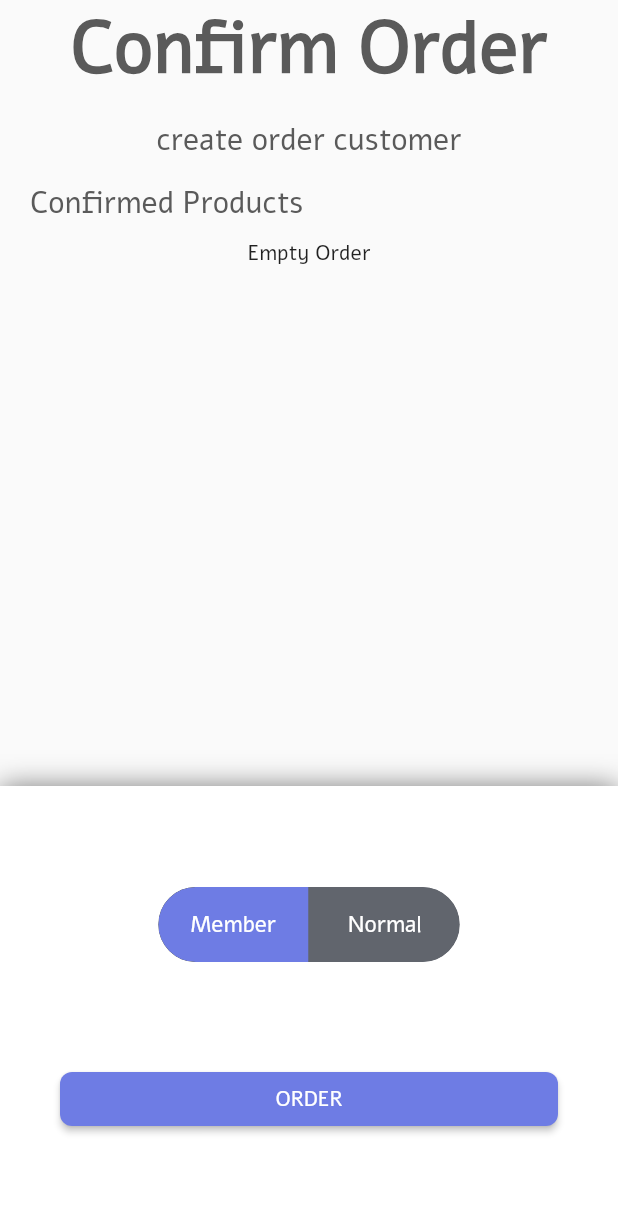
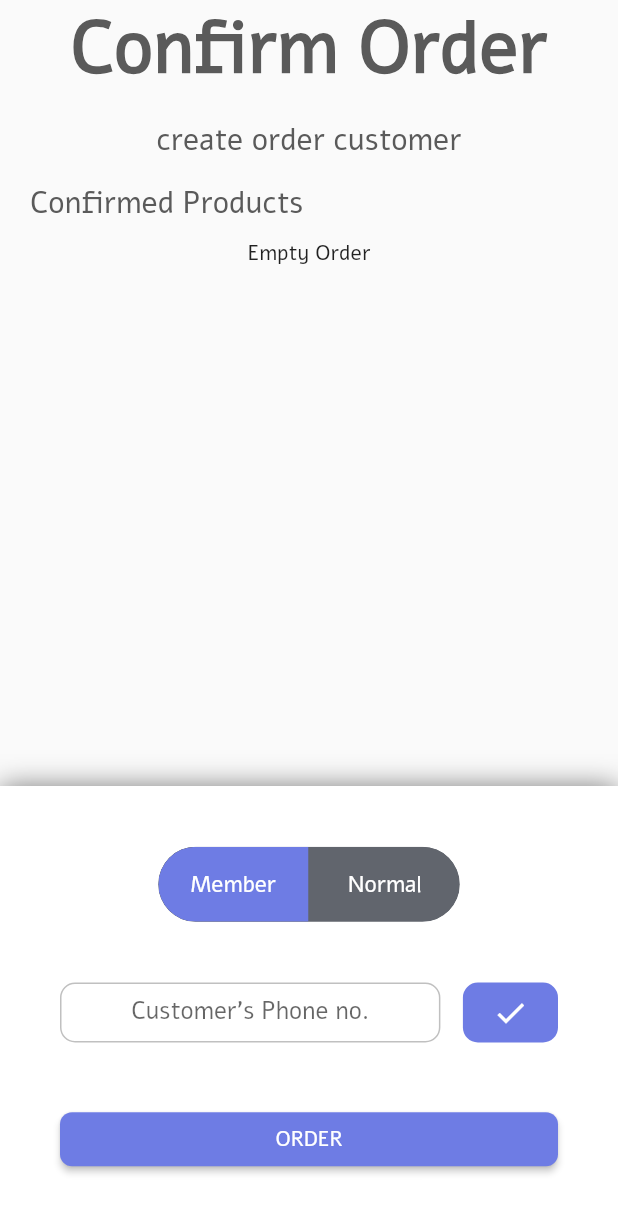
Before and after one commit to CSC234/Memby-application, a Flutter app: the ConfirmOrderScreen screen opened directly with empty values, on a phone screen of 412 x 824 dp. Shown: the top 1213 px of the screen. Run offline on Flutter 3.47's test engine with Material 2 defaults, Android fonts, the phone set to English and light mode, and no system bars; drawn by our look-alikes of toggle_switch; our stand-ins replace cloud_firestore, dotted_decoration, email_validator, firebase_auth, firebase_core, firebase_storage and 3 more; missing offline and left inert: flutter_auth_buttons; accounts and stored records are empty.

Commit message:
[ADD] check phone no. widget

```diff
--- a/lib/screens/confirmOrderScreen.dart
+++ b/lib/screens/confirmOrderScreen.dart
@@ -145,6 +145,42 @@ class _ConfirmOrderScreenState extends State<ConfirmOrderScreen> {
             Row(
               children: [
                 Expanded(
+                  flex: 8,
+                  child: Container(
+                    child: TextField(
+                      keyboardType: TextInputType.number,
+                      textAlign: TextAlign.center,
+                      onChanged: (value) {},
+                      // controller: TextEditingController()
+                      //   ..text = amount.toString(),
+                      decoration: kTextFieldDecoration.copyWith(
+                        hintText: 'Customer\'s Phone no.',
+                      ),
+                    ),
+                    height: 40,
+                  ),
+                ),
+                SizedBox(width: 15,),
+                Expanded(
+                  flex: 2,
+                  child: Container(
+                    child: Icon(
+                      Icons.check,
+                      color: Colors.white,
+                      size: 24.0,
+                    ),
+                    decoration: BoxDecoration(
+                      color: kPrimaryLightColor,
+                      borderRadius: BorderRadius.all(Radius.circular(10))
+                    ),
+                    height: 40,
+                  ),
+                ),
+              ],
+            ),
+            Row(
+              children: [
+                Expanded(
                   child: RoundedButton(
                     color: kPrimaryLightColor,
                     title: 'ORDER',
```
